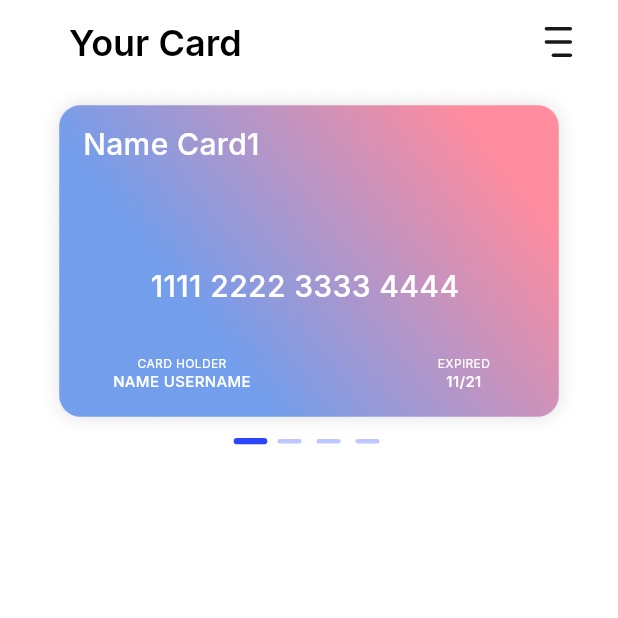
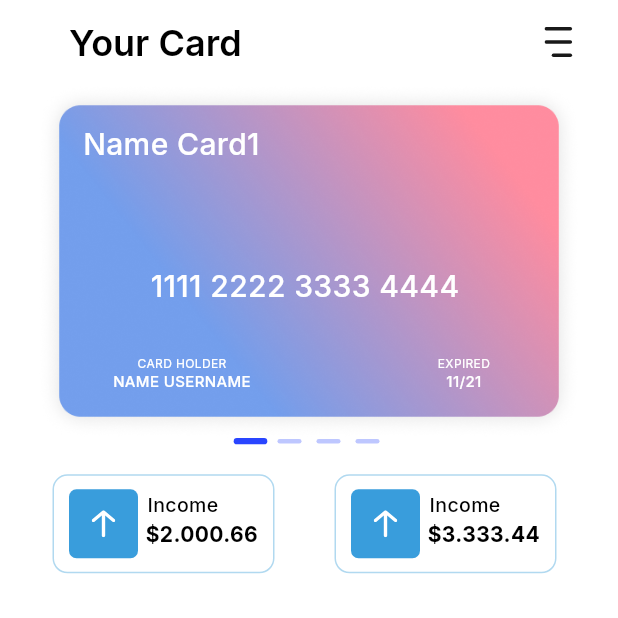
Before and after one commit to Maksi-GitHub/Figma_app, a Flutter app: the YourCard screen opened directly, on a phone screen of 412 x 824 dp, the top half of it. Run offline on Flutter 3.47's test engine with Material 3 defaults, Android fonts, the light colour scheme and no system bars; drawn by our look-alikes of smooth_page_indicator; our stand-ins replace flutter_svg, google_fonts.

Commit message:
Начало работы с Up and Down

```diff
--- a/lib/design/color.dart
+++ b/lib/design/color.dart
@@ -15,3 +15,7 @@ const containerSignUpIn = Color(0xFF191919);
 const cardColor1 = Color(0xFFEF8C75);
 
 const cardColor2 = Color(0xFFF6C6BB);
+
+const borderUpDown = Color(0x500585CE);
+
+const containerUpDowm = Color(0xFF399DDC);
--- a/lib/design/icons.dart
+++ b/lib/design/icons.dart
@@ -8,3 +8,7 @@ final castleImage = SvgPicture.asset('assets/icons/castle.svg');
 final menuIcon = SvgPicture.asset('assets/icons/menu.svg');
 
 final googleIcon = SvgPicture.asset('assets/icons/google_icon.svg');
+
+final upArrow = SvgPicture.asset('assets/icons/up_arrow.svg');
+
+final downArrow = SvgPicture.asset('assets/icons/down_arrow.svg');
--- a/lib/design/your_cards.dart
+++ b/lib/design/your_cards.dart
@@ -28,3 +28,14 @@ const List yourCard = [
   "dateCard": "14/24"
   }
 ];
+
+const List incomeSpending = [
+  {
+    "income": "\$2.000.66",
+    "spending": "\$3.333.44"
+  },
+  {
+    "income": "\$232423",
+    "spending": "\$341234"
+  },
+];
--- a/lib/pages/your_card_page.dart
+++ b/lib/pages/your_card_page.dart
@@ -14,7 +14,6 @@ class YourCard extends StatefulWidget {
 
 class _YourCardState extends State<YourCard> {
   final _controller = PageController();
-
 
   @override
   Widget build(BuildContext context) {
@@ -85,7 +84,10 @@ final _controller = PageController();
                           left: 50,
                           child: Column(
                             children: [
-                              Text('CARD HOLDER', style: GoogleFonts.inter(textStyle: const TextStyle(fontSize: 8,
+                              Text('CARD HOLDER',
+                                  style: GoogleFonts.inter(
+                                      textStyle: const TextStyle(
+                                          fontSize: 8,
                                           color: textColor2,
                                           fontWeight: FontWeight.w400))),
                               Text(
@@ -105,7 +107,10 @@ final _controller = PageController();
                           right: 60,
                           child: Column(
                             children: [
-                              Text('EXPIRED', style: GoogleFonts.inter(textStyle: const TextStyle(fontSize: 8,
+                              Text('EXPIRED',
+                                  style: GoogleFonts.inter(
+                                      textStyle: const TextStyle(
+                                          fontSize: 8,
                                           color: textColor2,
                                           fontWeight: FontWeight.w400))),
                               Text(
@@ -123,8 +128,7 @@ final _controller = PageController();
                       ],
                     ),
                   );
-                })
-            ),
+                })),
           ),
           SmoothPageIndicator(
             controller: _controller,
@@ -132,10 +136,125 @@ final _controller = PageController();
             effect: ScaleEffect(
                 activeDotColor: primaryColor,
                 dotColor: primaryColor.withOpacity(0.3),
-              dotHeight: 3
-            ),),
-
+                dotHeight: 3),
+          ),
+          Row(
+            children: [
+              Padding(
+                padding: const EdgeInsets.only(left: 35, right: 20, top: 20),
+                child: Container(
+                  height: 66,
+                  width: 148,
+                  decoration: BoxDecoration(
+                      border: Border.all(width: 1, color: borderUpDown),
+                      borderRadius: BorderRadius.circular(10)),
+                  child: Row(
+                    children: [
+                      Padding(
+                        padding: const EdgeInsets.only(left: 10),
+                        child: Container(
+                          height: 46,
+                          width: 46,
+                          decoration: BoxDecoration(
+                            borderRadius: BorderRadius.circular(5),
+                            color: containerUpDowm,
+                          ),
+                          child: Padding(
+                            padding: const EdgeInsets.all(14),
+                            child: upArrow,
+                          ),
+                        ),
+                      ),
+                      Column(
+                        crossAxisAlignment: CrossAxisAlignment.center,
+                        children: [
+                          const SizedBox(
+                            height: 10,
+                          ),
                           Container(
+                            margin: const EdgeInsets.only(right: 20),
+                            child: Text(
+                              'Income',
+                              style: GoogleFonts.inter(
+                                  textStyle: const TextStyle(
+                                      fontSize: 13,
+                                      color: textColor,
+                                      fontWeight: FontWeight.w500)),
+                            ),
+                          ),
+                          Container(
+                            margin: const EdgeInsets.only(left: 5),
+                            child: Text(incomeSpending[0]['income'],
+                                style: GoogleFonts.inter(
+                                    textStyle: const TextStyle(
+                                        fontSize: 14,
+                                        color: textColor,
+                                        fontWeight: FontWeight.w700))),
+                          ),
+                        ],
+                      )
+                    ],
+                  ),
+                ),
+              ),
+              Padding(
+                padding: const EdgeInsets.only(left: 20, right: 35, top: 20),
+                child: Container(
+                  height: 66,
+                  width: 148,
+                  decoration: BoxDecoration(
+                      border: Border.all(width: 1, color: borderUpDown),
+                      borderRadius: BorderRadius.circular(10)),
+                  child: Row(
+                    children: [
+                      Padding(
+                        padding: const EdgeInsets.only(left: 10),
+                        child: Container(
+                          height: 46,
+                          width: 46,
+                          decoration: BoxDecoration(
+                            borderRadius: BorderRadius.circular(5),
+                            color: containerUpDowm,
+                          ),
+                          child: Padding(
+                            padding: const EdgeInsets.all(14),
+                            child: upArrow,
+                          ),
+                        ),
+                      ),
+                      Column(
+                        crossAxisAlignment: CrossAxisAlignment.center,
+                        children: [
+                          const SizedBox(
+                            height: 10,
+                          ),
+                          Container(
+                            margin: const EdgeInsets.only(right: 20),
+                            child: Text(
+                              'Income',
+                              style: GoogleFonts.inter(
+                                  textStyle: const TextStyle(
+                                      fontSize: 13,
+                                      color: textColor,
+                                      fontWeight: FontWeight.w500)),
+                            ),
+                          ),
+                          Container(
+                            margin: const EdgeInsets.only(left: 5),
+                            child: Text(incomeSpending[0]['spending'],
+                                style: GoogleFonts.inter(
+                                    textStyle: const TextStyle(
+                                        fontSize: 14,
+                                        color: textColor,
+                                        fontWeight: FontWeight.w700))),
+                          ),
+                        ],
+                      )
+                    ],
+                  ),
+                ),
+              )
+            ],
           )
         ],
       ),
```
Lines whose indentation alone changed are shown as unchanged.
